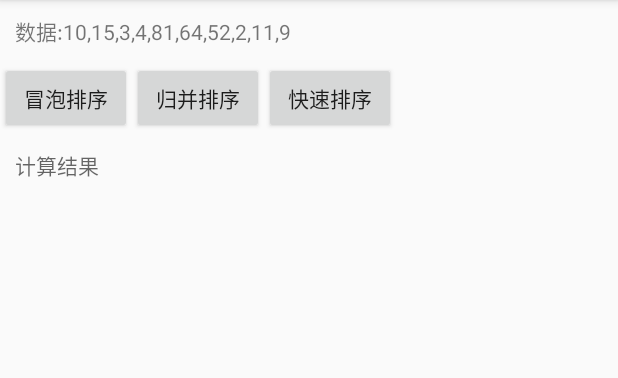
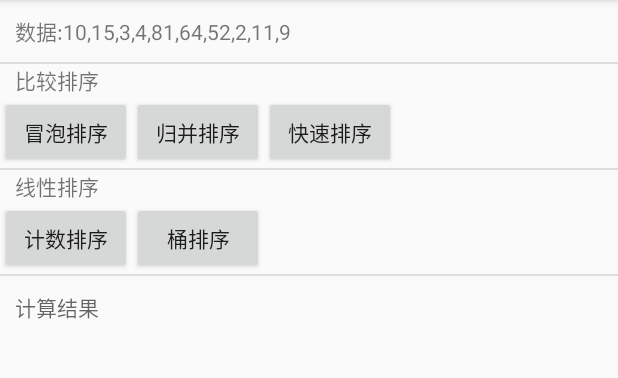
Before and after one commit to BraveFaith/Algorithm, an Android app: the screen it shows after launch (MainActivity), on a phone screen of 412 x 824 dp, the part 84-462 px from its top. Run offline under Robolectric (Android 15) with nearby library versions, the phone set to English and light mode, and no system bars.

Commit message:
线性排序: 1.计数排序 2.桶排序

```diff
--- a/app/src/main/java/com/banyan/algorithm/MainActivity.kt
+++ b/app/src/main/java/com/banyan/algorithm/MainActivity.kt
@@ -3,6 +3,8 @@ package com.banyan.algorithm
 import androidx.appcompat.app.AppCompatActivity
 import android.os.Bundle
 import com.banyan.algorithm.bubblesort.BubbleSort
+import com.banyan.algorithm.bucketsort.BucketSort
+import com.banyan.algorithm.countsort.CountSort
 import com.banyan.algorithm.mergesort.MergeSort
 import com.banyan.algorithm.quicksort.QuickSort
 import com.banyan.algorithm.utils.print
@@ -45,5 +47,17 @@ class MainActivity : AppCompatActivity() {
             QuickSort.calculate(sortData)
             tv_2.text = "快速排序结果:${sortData.print()}"
         }
+
+        btn_4.setOnClickListener {
+            var sortData = mArrayData1.toIntArray()
+            CountSort.calculate(sortData)
+            tv_2.text = "计数排序结果:${sortData.print()}"
+        }
+
+        btn_5.setOnClickListener {
+            var sortData = mArrayData1.toIntArray()
+            BucketSort.calculate(sortData)
+            tv_2.text = "桶排序结果:${sortData.print()}"
+        }
     }
 }
--- a/app/src/main/java/com/banyan/algorithm/bubblesort/BubbleSort.kt
+++ b/app/src/main/java/com/banyan/algorithm/bubblesort/BubbleSort.kt
@@ -15,7 +15,7 @@ object BubbleSort : CalculateInterface {
             // 增加一个swap的标志，当前一轮没有进行交换时，说明数组已经有序
             swap = false
             for (j in 0 until i) { // 从第一个元素到第i个元素
-                if (arr[j] > arr[j + 1]) {
+                if (arr[j] > arr[j + 1]) {//通过修改这里的判断可以改变升降序
                     temp = arr[j]
                     arr[j] = arr[j + 1]
                     arr[j + 1] = temp
--- a/app/src/main/java/com/banyan/algorithm/mergesort/MergeSort.kt
+++ b/app/src/main/java/com/banyan/algorithm/mergesort/MergeSort.kt
@@ -35,7 +35,7 @@ object MergeSort : CalculateInterface {
         var j = mid + 1
         var k = 0
         while (i <= mid && j <= right) {
-            temp[k++] = if (arr[i] < arr[j]) arr[i++] else arr[j++]
+            temp[k++] = if (arr[i] > arr[j]) arr[i++] else arr[j++]//通过修改这里的判断可以改变升降序
         }
         while (i <= mid) {
             temp[k++] = arr[i++]
--- a/app/src/main/res/layout/activity_main.xml
+++ b/app/src/main/res/layout/activity_main.xml
@@ -14,6 +14,15 @@
             android:padding="10dp"
             android:text="数据:10,15,3,4,81,64,52,2,11,9"
             android:layout_width="match_parent"
+            android:layout_height="wrap_content"/>
+        <View
+            android:background="#dddddd"
+            android:layout_width="match_parent"
+            android:layout_height="1dp"/>
+        <TextView
+            android:layout_marginLeft="10dp"
+            android:text="比较排序"
+            android:layout_width="wrap_content"
             android:layout_height="wrap_content"/>
         <LinearLayout
             android:orientation="horizontal"
@@ -35,6 +44,34 @@
                 android:layout_width="wrap_content"
                 android:layout_height="wrap_content"/>
         </LinearLayout>
+        <View
+            android:background="#dddddd"
+            android:layout_width="match_parent"
+            android:layout_height="1dp"/>
+        <TextView
+            android:layout_marginLeft="10dp"
+            android:text="线性排序"
+            android:layout_width="wrap_content"
+            android:layout_height="wrap_content"/>
+        <LinearLayout
+            android:orientation="horizontal"
+            android:layout_width="match_parent"
+            android:layout_height="wrap_content">
+            <Button
+                android:id="@+id/btn_4"
+                android:text="计数排序"
+                android:layout_width="wrap_content"
+                android:layout_height="wrap_content"/>
+            <Button
+                android:id="@+id/btn_5"
+                android:text="桶排序"
+                android:layout_width="wrap_content"
+                android:layout_height="wrap_content"/>
+        </LinearLayout>
+        <View
+            android:background="#dddddd"
+            android:layout_width="match_parent"
+            android:layout_height="1dp"/>
         <TextView
             android:id="@+id/tv_2"
             android:padding="10dp"
```
Also changed, not shown: app/src/main/java/com/banyan/algorithm/bucketsort/BucketSort.kt (added, +41 -0 lines), app/src/main/java/com/banyan/algorithm/countsort/CountSort.kt (added, +54 -0 lines).
